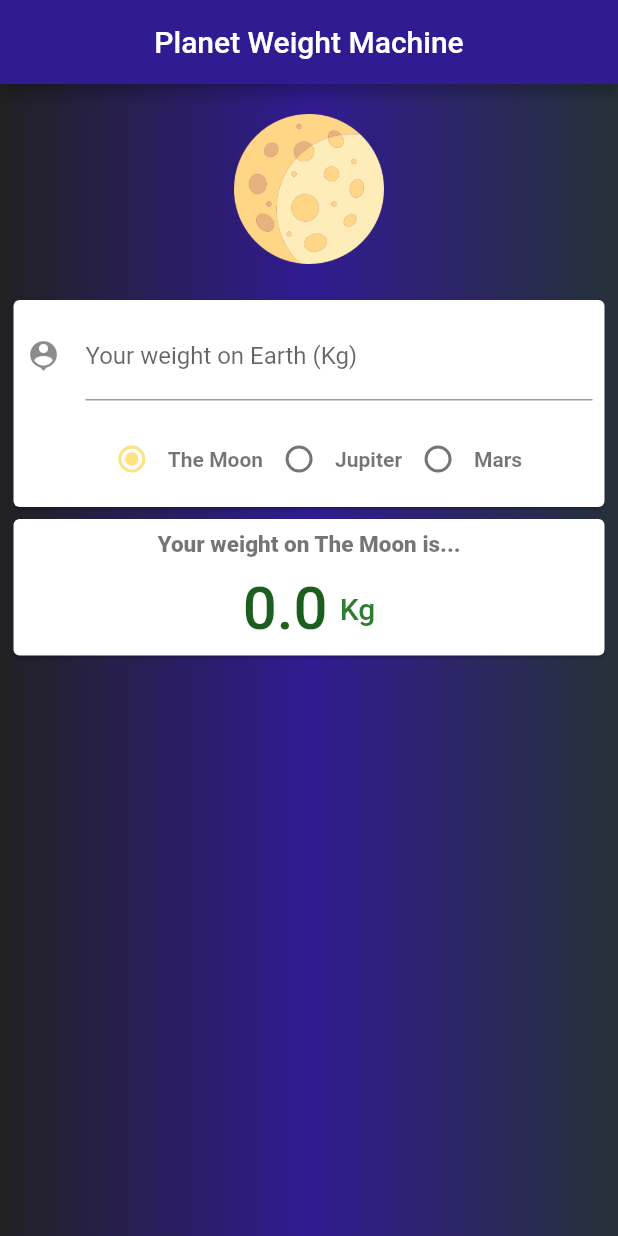
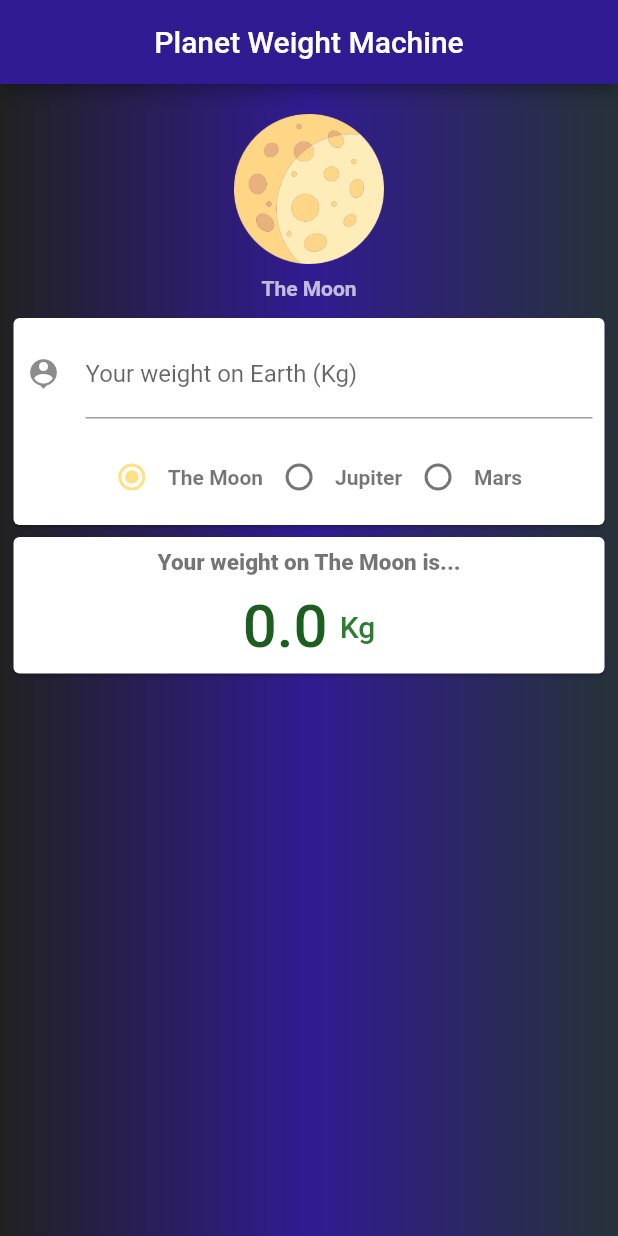
Before and after one commit to Fvaco/flutter_simple_projects, a Flutter app: the screen it shows after launch, on a phone screen of 412 x 824 dp. Run offline on Flutter 3.47's test engine with Material 2 defaults, Android fonts, the phone set to English and light mode, and no system bars.

Commit message:
Planet name added below the image

```diff
--- a/weight_on_planet/lib/ui/home.dart
+++ b/weight_on_planet/lib/ui/home.dart
@@ -34,11 +34,13 @@ class HomeState extends State<Home> {
       _radioValue = value;
       _calculateCurrentValues();
       _radioValueName = _availableImages[_radioValue]["name"];
-
     });
   }
 
   void _userWeightChanged(String value) {
+    if(value.isEmpty){
+      debugPrint("HELLO!");
+    }
     setState(() {
       _currentWeightOnEarth = double.parse(value);
       _calculateWeight(_currentWeightOnEarth);
@@ -46,7 +48,7 @@ class HomeState extends State<Home> {
     });
   }
 
-  void _calculateCurrentValues(){
+  void _calculateCurrentValues() {
     if (_currentWeightOnEarth == 22.0) {
       _currentImage = _availableImages["ducks"]["image"];
     } else {
@@ -55,8 +57,9 @@ class HomeState extends State<Home> {
     }
   }
 
-  String _calculateWeight(double value){
-    return _currentWeight = (value * _availableImages[_radioValue]["factor"]).toStringAsFixed(1);
+  String _calculateWeight(double value) {
+    return _currentWeight =
+        (value * _availableImages[_radioValue]["factor"]).toStringAsFixed(1);
   }
 
   @override
@@ -79,11 +82,21 @@ class HomeState extends State<Home> {
         child: new ListView(
           children: <Widget>[
             new Padding(
-              padding: const EdgeInsets.symmetric(vertical: 20.0),
+              padding: const EdgeInsets.only(top: 20.0),
               child: new Image.asset(
                 _currentImage,
                 height: 100.0,
                 width: 240.0,
+              ),
+            ),
+            new Center(
+              child: new Padding(
+                padding: const EdgeInsets.all(8.0),
+                child: new Text(_radioValueName,
+                style: new TextStyle(
+                  color: Colors.white70,
+                  fontWeight: FontWeight.bold
+                ),),
               ),
             ),
             new Padding(
```
